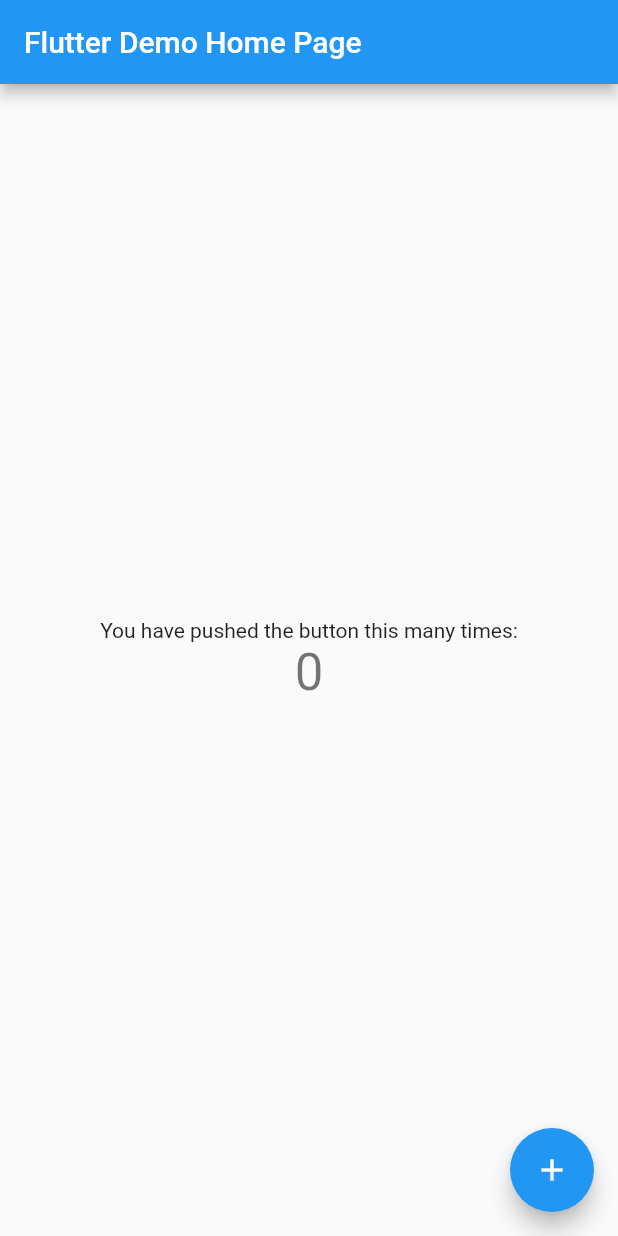
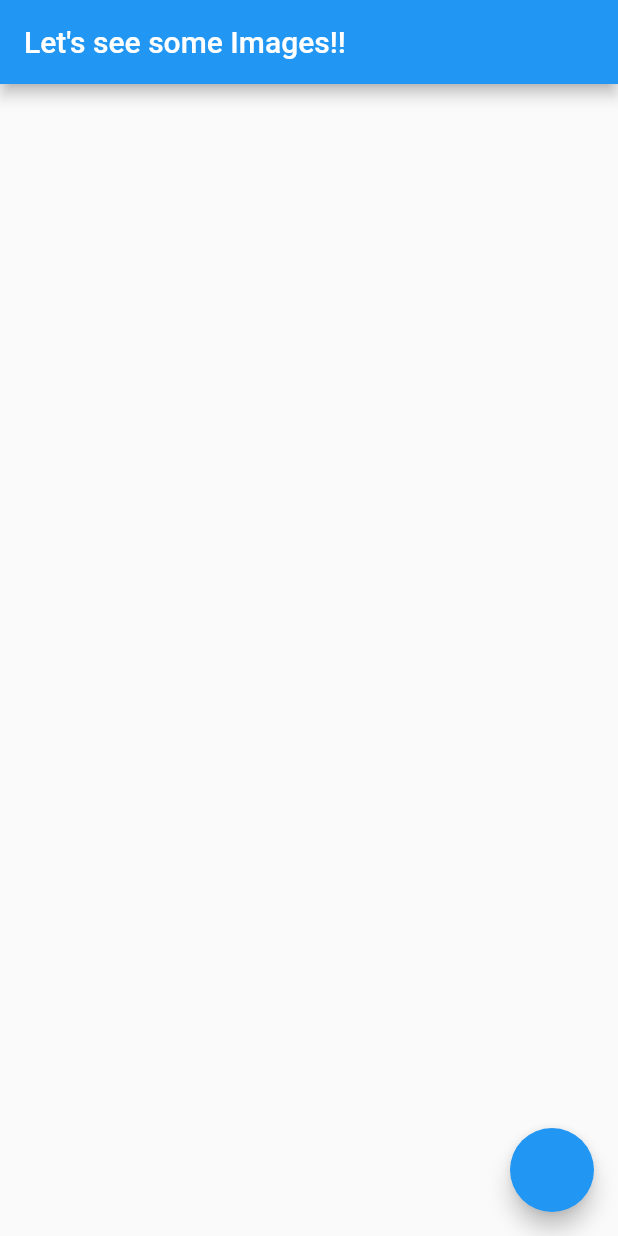
Before and after one commit to jrmarkham/flutter_pics, a Flutter app: the screen it shows after launch, on a phone screen of 412 x 824 dp. Run offline on Flutter 3.47's test engine with Material 2 defaults, Android fonts, the phone set to English and light mode, and no system bars.

Commit message:
start app

```diff
--- a/lib/main.dart
+++ b/lib/main.dart
@@ -1,109 +1,27 @@
+// import helper library
+// from flutter to get content on the screen
+
 import 'package:flutter/material.dart';
 
-void main() => runApp(new MyApp());
 
-class MyApp extends StatelessWidget {
-  // This widget is the root of your application.
-  @override
-  Widget build(BuildContext context) {
-    return new MaterialApp(
-      title: 'Flutter Demo',
-      theme: new ThemeData(
-        // This is the theme of your application.
-        //
-        // Try running your application with "flutter run". You'll see the
-        // application has a blue toolbar. Then, without quitting the app, try
-        // changing the primarySwatch below to Colors.green and then invoke
-        // "hot reload" (press "r" in the console where you ran "flutter run",
-        // or press Run > Flutter Hot Reload in IntelliJ). Notice that the
-        // counter didn't reset back to zero; the application is not restarted.
-        primarySwatch: Colors.blue,
-      ),
-      home: new MyHomePage(title: 'Flutter Demo Home Page'),
-    );
-  }
-}
-
-class MyHomePage extends StatefulWidget {
-  MyHomePage({Key key, this.title}) : super(key: key);
-
-  // This widget is the home page of your application. It is stateful, meaning
-  // that it has a State object (defined below) that contains fields that affect
-  // how it looks.
-
-  // This class is the configuration for the state. It holds the values (in this
-  // case the title) provided by the parent (in this case the App widget) and
-  // used by the build method of the State. Fields in a Widget subclass are
-  // always marked "final".
-
-  final String title;
-
-  @override
-  _MyHomePageState createState() => new _MyHomePageState();
-}
-
-class _MyHomePageState extends State<MyHomePage> {
-  int _counter = 0;
-
-  void _incrementCounter() {
-    setState(() {
-      // This call to setState tells the Flutter framework that something has
-      // changed in this State, which causes it to rerun the build method below
-      // so that the display can reflect the updated values. If we changed
-      // _counter without calling setState(), then the build method would not be
-      // called again, and so nothing would appear to happen.
-      _counter++;
-    });
-  }
-
-  @override
-  Widget build(BuildContext context) {
-    // This method is rerun every time setState is called, for instance as done
-    // by the _incrementCounter method above.
-    //
-    // The Flutter framework has been optimized to make rerunning build methods
-    // fast, so that you can just rebuild anything that needs updating rather
-    // than having to individually change instances of widgets.
-    return new Scaffold(
-      appBar: new AppBar(
-        // Here we take the value from the MyHomePage object that was created by
-        // the App.build method, and use it to set our appbar title.
-        title: new Text(widget.title),
-      ),
-      body: new Center(
-        // Center is a layout widget. It takes a single child and positions it
-        // in the middle of the parent.
-        child: new Column(
-          // Column is also layout widget. It takes a list of children and
-          // arranges them vertically. By default, it sizes itself to fit its
-          // children horizontally, and tries to be as tall as its parent.
-          //
-          // Invoke "debug paint" (press "p" in the console where you ran
-          // "flutter run", or select "Toggle Debug Paint" from the Flutter tool
-          // window in IntelliJ) to see the wireframe for each widget.
-          //
-          // Column has various properties to control how it sizes itself and
-          // how it positions its children. Here we use mainAxisAlignment to
-          // center the children vertically; the main axis here is the vertical
-          // axis because Columns are vertical (the cross axis would be
-          // horizontal).
-          mainAxisAlignment: MainAxisAlignment.center,
-          children: <Widget>[
-            new Text(
-              'You have pushed the button this many times:',
-            ),
-            new Text(
-              '$_counter',
-              style: Theme.of(context).textTheme.display1,
-            ),
-          ],
+// define main function to run app
+void main(){
+  // create text widget to get text on screen
+  var app = MaterialApp(
+    home:Scaffold(
+      appBar: AppBar(
+        title: Text(
+          "Let's see some Images!!"
         ),
       ),
-      floatingActionButton: new FloatingActionButton(
-        onPressed: _incrementCounter,
-        tooltip: 'Increment',
-        child: new Icon(Icons.add),
-      ), // This trailing comma makes auto-formatting nicer for build methods.
-    );
-  }
+      floatingActionButton: FloatingActionButton(
+          onPressed: (){
+            print('hmmm sexy');
+          }
+       ),
+    )
+  );
+  // take widget and get it on the device
+  runApp(app);
 }
+// Scaffold -- App bar + floating action button
```
